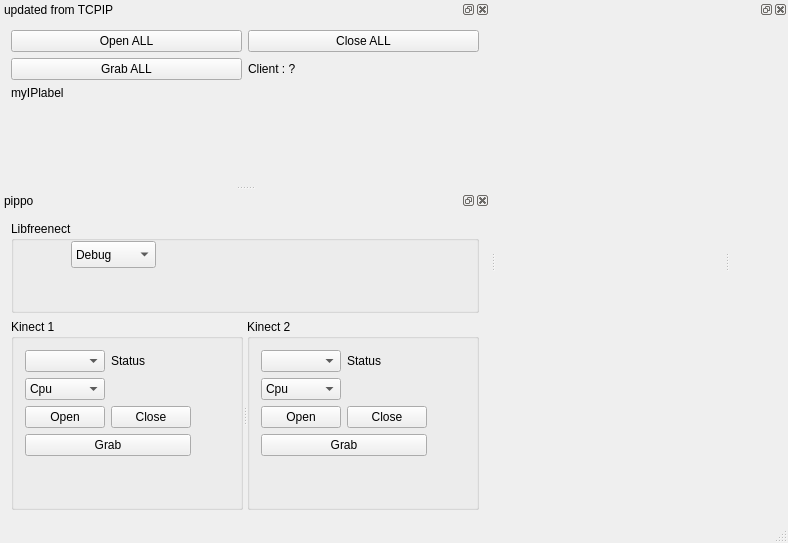
First picture: the form in ServerWindow.ui, repository SilvioGiancola/Kinect2TCPIP, before the edit.
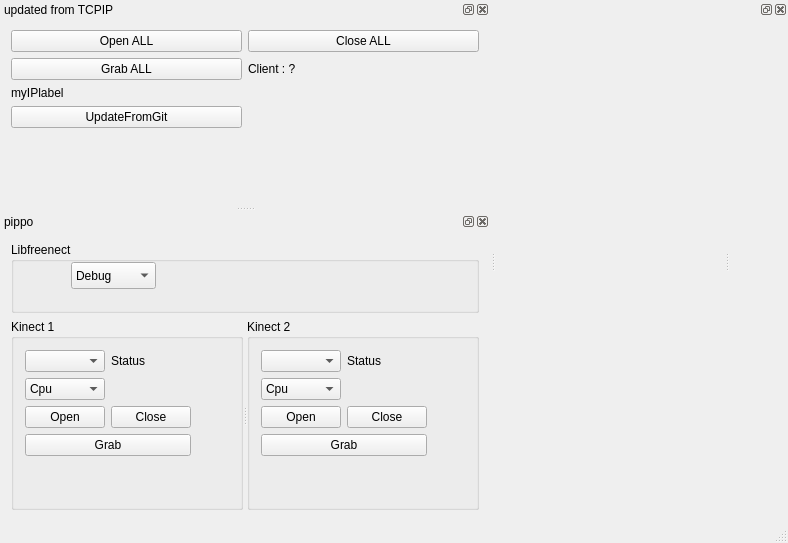
Second picture: the form after the edit. Custom widgets are drawn as their Qt base class.

Patch:
```diff
--- a/ServerWindow.ui
+++ b/ServerWindow.ui
@@ -89,7 +89,7 @@
        </property>
       </widget>
      </item>
-     <item row="3" column="0">
+     <item row="5" column="0">
       <spacer name="verticalSpacer">
        <property name="orientation">
         <enum>Qt::Vertical</enum>
@@ -102,6 +102,13 @@
        </property>
       </spacer>
      </item>
+     <item row="4" column="0">
+      <widget class="QPushButton" name="pushButton_updateGit">
+       <property name="text">
+        <string>UpdateFromGit</string>
+       </property>
+      </widget>
+     </item>
     </layout>
    </widget>
   </widget>
```
Left out of the diff: 2 changed lines with no effect on the pictures.
